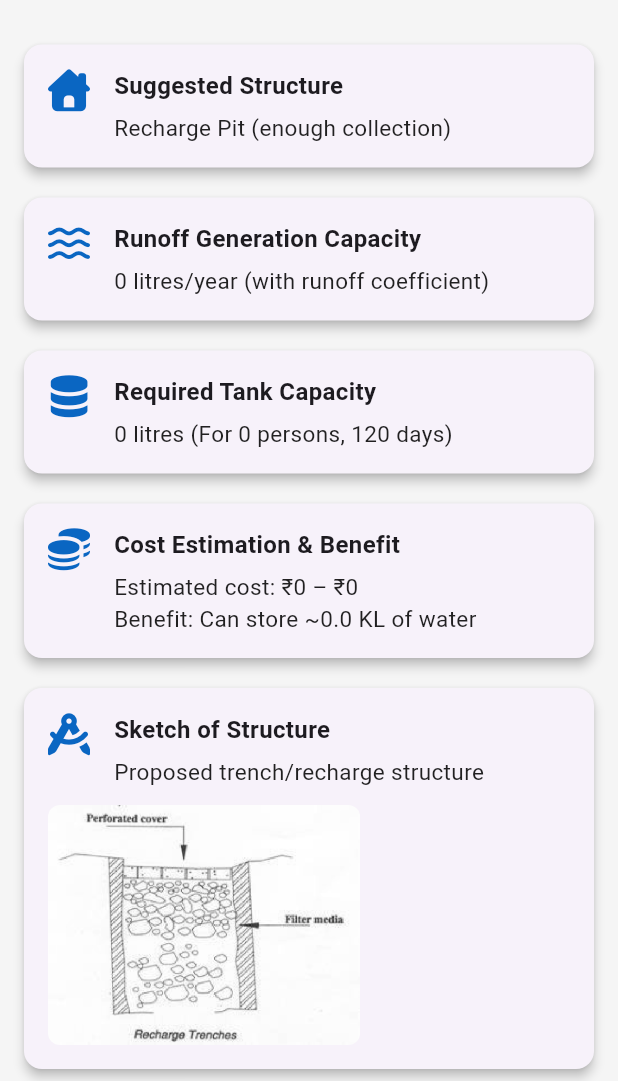
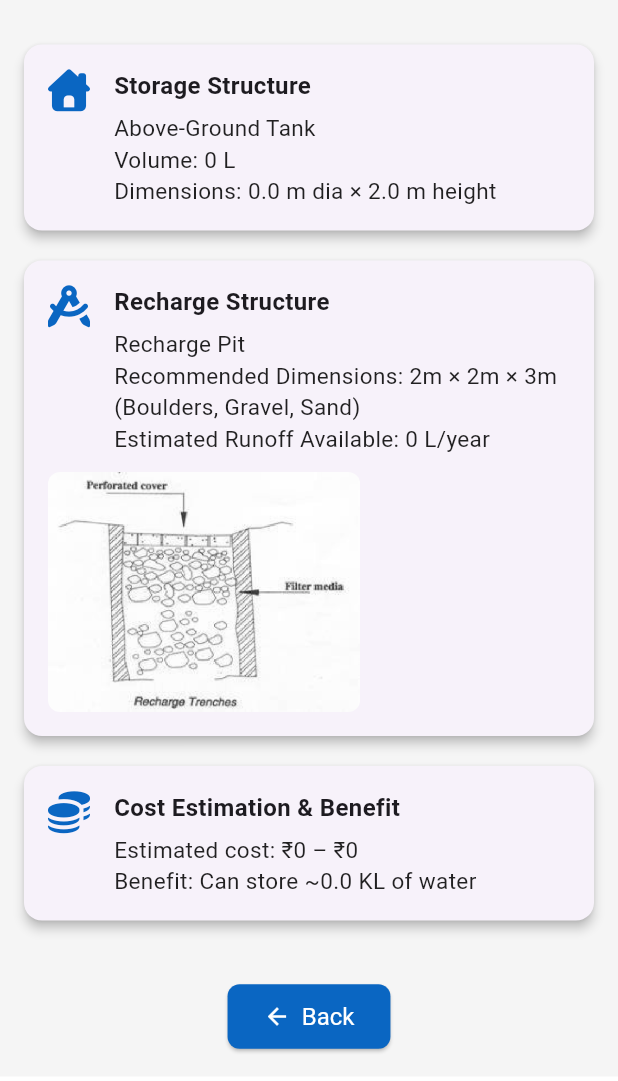
Before and after one commit to mahip004/SIH, a Flutter app: the ResultScreen screen opened directly, on a phone screen of 412 x 824 dp, the part 155-1236 px from its top. Run offline on Flutter 3.47's test engine with Material 3 defaults, Android fonts, the light colour scheme and no system bars; our stand-ins replace firebase_auth, firebase_core, fl_chart, font_awesome_flutter, geocoding, geolocator and 2 more; accounts and stored records are empty.

Commit message:
Added Structure suggestion

```diff
--- a/rwh_app/lib/providers/user_provider.dart
+++ b/rwh_app/lib/providers/user_provider.dart
@@ -8,11 +8,14 @@ class UserProvider with ChangeNotifier {
 
   // ✅ Form data
   int numberOfDwellers = 0;
-  double roofArea = 0;
+  double roofArea = 0.0;
   String roofType = ''; // flat/sloping
   String roofMaterial = ''; // e.g., "GI Sheet"
-  double runoffCoefficient = 0; // coefficient
-  double openSpace = 0;
+  double runoffCoefficient = 0.0; // coefficient
+  double openSpace = 0.0;
+
+  // ✅ New field for storage type decision
+  bool limitedSpace = false;
 
   // ✅ Location data
   double? _latitude;
@@ -52,6 +55,7 @@ class UserProvider with ChangeNotifier {
     required String roofMaterial,
     required double runoffCoefficient,
     required double openSpace,
+    bool limitedSpace = false, // ✅ optional param
   }) {
     this.numberOfDwellers = numberOfDwellers;
     this.roofArea = roofArea;
@@ -59,16 +63,18 @@ class UserProvider with ChangeNotifier {
     this.roofMaterial = roofMaterial;
     this.runoffCoefficient = runoffCoefficient;
     this.openSpace = openSpace;
+    this.limitedSpace = limitedSpace; // ✅ assign here
     notifyListeners();
   }
 
   void clearUserData() {
     numberOfDwellers = 0;
-    roofArea = 0;
+    roofArea = 0.0;
     roofType = '';
     roofMaterial = '';
-    runoffCoefficient = 0;
-    openSpace = 0;
+    runoffCoefficient = 0.0;
+    openSpace = 0.0;
+    limitedSpace = false;
     notifyListeners();
   }
 }
--- a/rwh_app/lib/screens/result_screen.dart
+++ b/rwh_app/lib/screens/result_screen.dart
@@ -6,6 +6,7 @@ import 'package:geocoding/geocoding.dart';
 import '../providers/user_provider.dart';
 import 'water_availability_data.dart';
 import 'rainfall_data.dart'; // your rainfall map
+import 'structure.dart'; // import RWHStructure
 
 class ResultScreen extends StatefulWidget {
   const ResultScreen({super.key});
@@ -16,8 +17,7 @@ class ResultScreen extends StatefulWidget {
 
 class _ResultScreenState extends State<ResultScreen> {
   double waterAvailable = 0.0;
-  String suggestedStructure = "Calculating...";
-  double tankCapacityLitres = 0.0;
+  RWHStructure? rwh;
   String costEstimation = "";
   int scarcityDays = 120;
 
@@ -29,62 +29,57 @@ class _ResultScreenState extends State<ResultScreen> {
 
   Future<void> calculateWaterAvailability() async {
     final userProvider = Provider.of<UserProvider>(context, listen: false);
-    final roofArea = userProvider.roofArea.toInt();
-    final roofType = userProvider.roofType.toLowerCase();
-    final numberOfDwellers = userProvider.numberOfDwellers;
-    final runoffCoefficient = userProvider.runoffCoefficient;
 
-    // Tank capacity
-    tankCapacityLitres = numberOfDwellers * scarcityDays * 10;
+    // Create RWHStructure object dynamically
+    rwh = RWHStructure(
+      roofArea: userProvider.roofArea,
+      numberOfDwellers: userProvider.numberOfDwellers,
+      dryDays: scarcityDays,
+      limitedSpace: userProvider.limitedSpace,
+    );
 
     // Get state from coordinates
     String? state;
     if (userProvider.latitude != null && userProvider.longitude != null) {
       state = await getStateFromCoordinates(userProvider.latitude!, userProvider.longitude!);
-      print(state);
     }
 
-    // Get rainfall for state, default to 800 mm if not found
+    // Get rainfall for state, default to 800 mm
     int annualRainfall = state != null ? ((stateRainfall[state] ?? 800).toInt()) : 800;
 
-
     // Calculate water availability
-    if (roofType == "flat") {
-      final value = WaterAvailability.getFlatAvailability(roofArea, annualRainfall);
-      if (value != null) waterAvailable = value * 1000 * runoffCoefficient;
-    } else if (roofType == "sloping") {
-      final value = WaterAvailability.getSlopingAvailability(roofArea, annualRainfall);
-      if (value != null) waterAvailable = value * 1000 * runoffCoefficient;
-    }
-
-    // Suggested structure based on availability vs tank capacity
-    if (waterAvailable >= tankCapacityLitres) {
-      suggestedStructure = "Recharge Pit (enough collection)";
-    } else if (waterAvailable >= tankCapacityLitres / 2) {
-      suggestedStructure = "Recharge Trench (moderate collection)";
-    } else {
-      suggestedStructure = "Recharge Shaft (low collection)";
+    if (userProvider.roofType.toLowerCase() == "flat") {
+      final value = WaterAvailability.getFlatAvailability(userProvider.roofArea, annualRainfall);
+      if (value != null) waterAvailable = value * 1000 * userProvider.runoffCoefficient;
+    } else if (userProvider.roofType.toLowerCase() == "sloping") {
+      final value = WaterAvailability.getSlopingAvailability(userProvider.roofArea, annualRainfall);
+      if (value != null) waterAvailable = value * 1000 * userProvider.runoffCoefficient;
     }
 
     costEstimation =
-        "Estimated cost: ₹${(tankCapacityLitres / 100).toStringAsFixed(0)} – ₹${(tankCapacityLitres / 80).toStringAsFixed(0)}\n"
-        "Benefit: Can store ~${(tankCapacityLitres / 1000).toStringAsFixed(1)} KL of water";
+        "Estimated cost: ₹${(rwh!.storageVolume / 100).toStringAsFixed(0)} – ₹${(rwh!.storageVolume / 80).toStringAsFixed(0)}\n"
+        "Benefit: Can store ~${(rwh!.storageVolume / 1000).toStringAsFixed(1)} KL of water";
 
-    setState(() {}); // refresh UI
+    setState(() {});
   }
 
   @override
   Widget build(BuildContext context) {
-    final userProvider = Provider.of<UserProvider>(context);
+    if (rwh == null) {
+      return const Scaffold(
+        body: Center(child: CircularProgressIndicator()),
+      );
+    }
+
+    final storageDim = rwh!.storageDimensions;
+    final recharge = rwh!.rechargeStructure;
 
     return Scaffold(
       appBar: AppBar(
         title: const Text("Feasibility Report", style: TextStyle(color: Colors.white)),
         backgroundColor: const Color(0xFF0A66C2),
       ),
-      body: suggestedStructure == "Calculating..."
-          ? const Center(child: CircularProgressIndicator())
-          : Container(
+      body: Container(
         color: Colors.grey[100],
         child: SingleChildScrollView(
           padding: const EdgeInsets.all(16),
@@ -93,38 +88,26 @@ class _ResultScreenState extends State<ResultScreen> {
             children: [
               const Text(
                 "Rainwater Harvesting Insights",
-                      style: TextStyle(
-                          fontSize: 22,
-                          fontWeight: FontWeight.bold,
-                          color: Color(0xFF0A66C2)),
+                style: TextStyle(fontSize: 22, fontWeight: FontWeight.bold, color: Color(0xFF0A66C2)),
               ),
               const SizedBox(height: 20),
               _buildInsightCard(
                 icon: FontAwesomeIcons.houseChimney,
-                      title: "Suggested Structure",
-                      value: suggestedStructure,
+                title: "Storage Structure",
+                value:
+                    "${rwh!.storageType}\nVolume: ${rwh!.storageVolume.toStringAsFixed(0)} L\nDimensions: ${storageDim['diameter']!.toStringAsFixed(1)} m dia × ${storageDim['height']!.toStringAsFixed(1)} m height",
               ),
               _buildInsightCard(
-                      icon: FontAwesomeIcons.water,
-                      title: "Runoff Generation Capacity",
-                      value: "${waterAvailable.toStringAsFixed(0)} litres/year (with runoff coefficient)",
-                    ),
-                    _buildInsightCard(
-                      icon: FontAwesomeIcons.database,
-                      title: "Required Tank Capacity",
+                icon: FontAwesomeIcons.draftingCompass,
+                title: "Recharge Structure",
                 value:
-                          "${tankCapacityLitres.toStringAsFixed(0)} litres (For ${userProvider.numberOfDwellers} persons, $scarcityDays days)",
+                    "${recharge['type']}\nRecommended Dimensions: ${recharge['dimensions']}\nEstimated Runoff Available: ${waterAvailable.toStringAsFixed(0)} L/year",
+                imagePath: "assets/recharge_sketch.png",
               ),
               _buildInsightCard(
                 icon: FontAwesomeIcons.coins,
                 title: "Cost Estimation & Benefit",
                 value: costEstimation,
-                    ),
-                    _buildInsightCard(
-                      icon: FontAwesomeIcons.draftingCompass,
-                      title: "Sketch of Structure",
-                      value: "Proposed trench/recharge structure",
-                      imagePath: "assets/recharge_sketch.png",
               ),
               const SizedBox(height: 30),
               Center(
@@ -137,9 +120,7 @@ class _ResultScreenState extends State<ResultScreen> {
                     foregroundColor: Colors.white,
                     padding: const EdgeInsets.symmetric(horizontal: 24, vertical: 12),
                     textStyle: const TextStyle(fontSize: 16),
-                          shape: RoundedRectangleBorder(
-                            borderRadius: BorderRadius.circular(8),
-                          ),
+                    shape: RoundedRectangleBorder(borderRadius: BorderRadius.circular(8)),
                   ),
                 ),
               ),
@@ -150,7 +131,6 @@ class _ResultScreenState extends State<ResultScreen> {
     );
   }
 
-  // Helper Card Widget
   Widget _buildInsightCard({
     required IconData icon,
     required String title,
@@ -175,12 +155,9 @@ class _ResultScreenState extends State<ResultScreen> {
                   child: Column(
                     crossAxisAlignment: CrossAxisAlignment.start,
                     children: [
-                      Text(title,
-                          style: const TextStyle(
-                              fontWeight: FontWeight.bold, fontSize: 16)),
+                      Text(title, style: const TextStyle(fontWeight: FontWeight.bold, fontSize: 16)),
                       const SizedBox(height: 6),
-                      Text(value,
-                          style: const TextStyle(fontSize: 15, color: Colors.black87)),
+                      Text(value, style: const TextStyle(fontSize: 15, color: Colors.black87)),
                     ],
                   ),
                 ),
--- /dev/null
+++ b/rwh_app/lib/screens/structure.dart
@@ -0,0 +1,49 @@
+import 'dart:math';
+
+class RWHStructure {
+  final double roofArea; // in m²
+  final int numberOfDwellers;
+  final int dryDays; // length of dry season
+  final double consumptionPerPerson; // L/day per person
+  final bool limitedSpace; // if true, recommend underground/shaft
+
+  RWHStructure({
+    required this.roofArea,
+    required this.numberOfDwellers,
+    required this.dryDays,
+    this.consumptionPerPerson = 20,
+    this.limitedSpace = false,
+  });
+
+  // Calculate storage volume in liters
+  double get storageVolume => dryDays * numberOfDwellers * consumptionPerPerson;
+
+  // Decide storage type
+  String get storageType => limitedSpace ? "Underground Tank" : "Above-Ground Tank";
+
+  // Approx. tank dimensions (cylinder)
+  Map<String, double> get storageDimensions {
+    double height = 2.0; // meters
+    double diameter = sqrt(storageVolume / (3.1416 * height)); // ✅ fixed
+    return {"height": height, "diameter": diameter};
+  }
+
+  // Decide recharge structure based on roof area
+  Map<String, String> get rechargeStructure {
+    String type;
+    String dimensions;
+
+    if (roofArea <= 100) {
+      type = "Recharge Pit";
+      dimensions = "2m × 2m × 3m (Boulders, Gravel, Sand)";
+    } else if (roofArea <= 300) {
+      type = "Recharge Trench";
+      dimensions = "1m × 1.5m × 15m (Boulders, Gravel, Sand)";
+    } else {
+      type = "Recharge Shaft";
+      dimensions = "1m × 5m (Deep Aquifer)";
+    }
+
+    return {"type": type, "dimensions": dimensions};
+  }
+}
```
Also changed, not shown: rwh_app/lib/screens/water_availability_data.dart (+21 -11 lines), 1 other file. Lines whose indentation alone changed are shown as unchanged.
